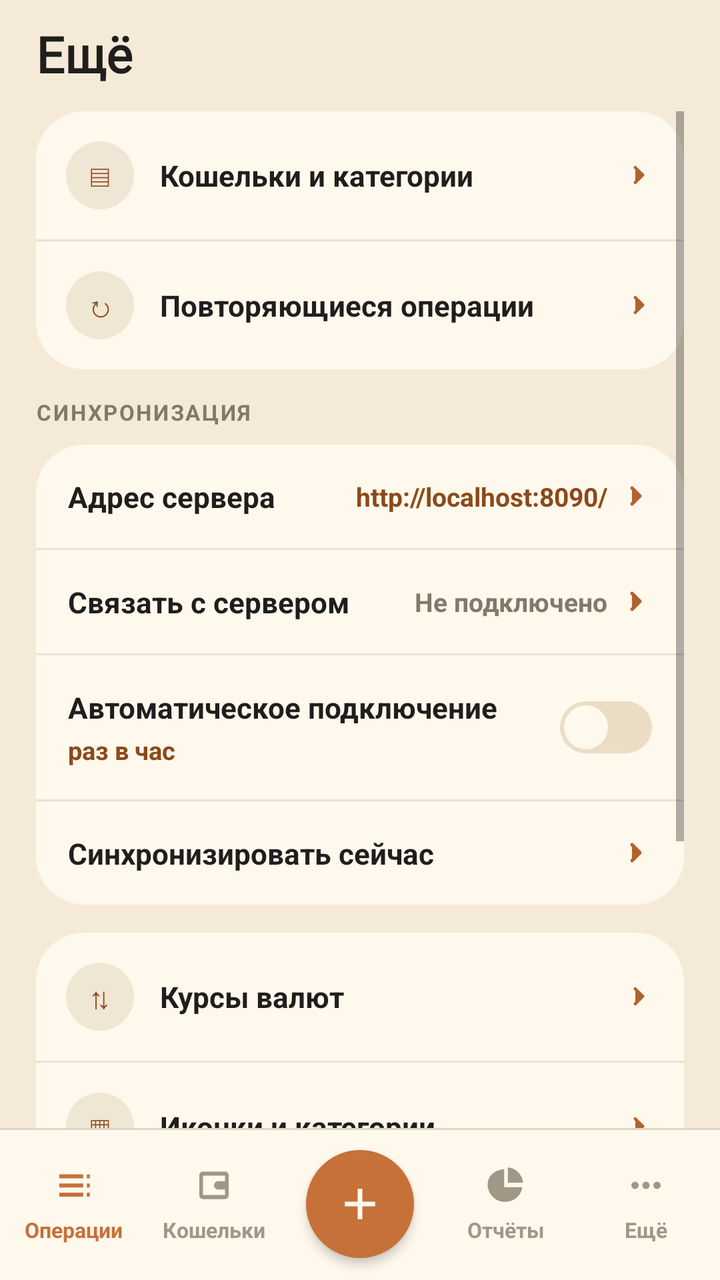
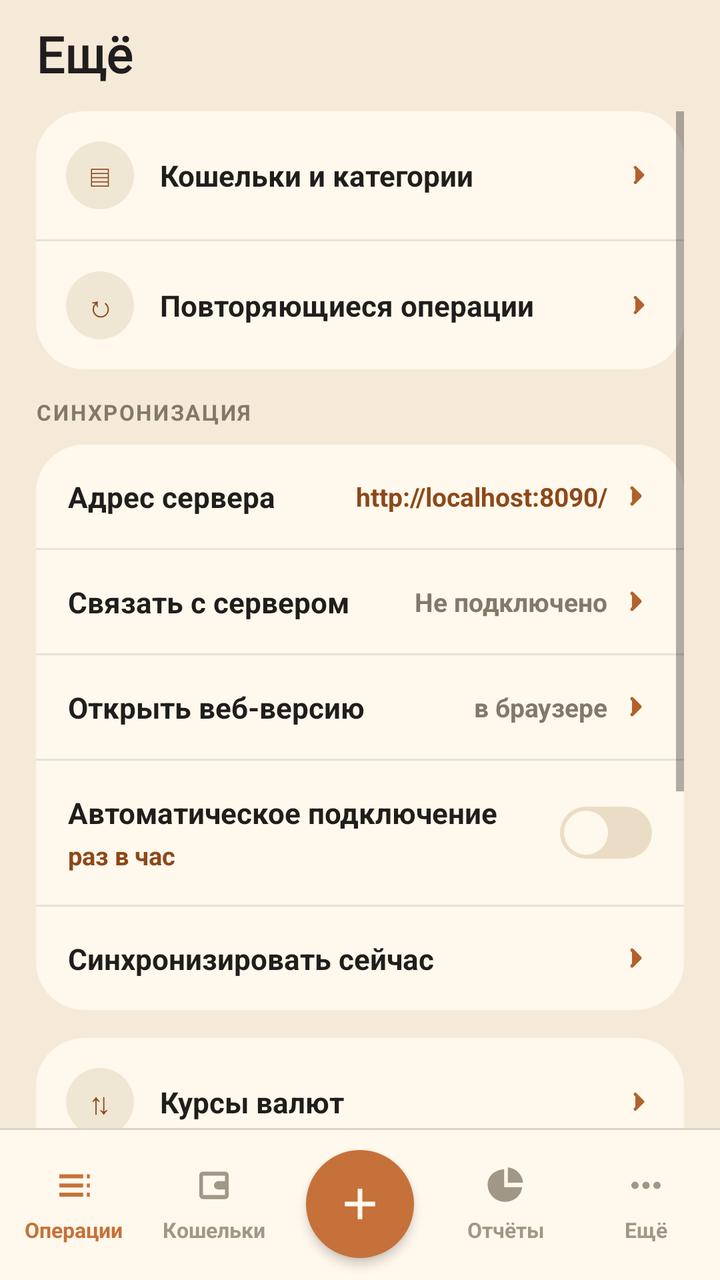

Screens rendered from an Android XML layout before and after an edit, with the pre-edit source and the edit as a unified diff.
<!-- AndroidManifest.xml: activity theme AppTheme.NoActionBar -->
<!-- res/layout/activity_more.xml -->
<?xml version="1.0" encoding="utf-8"?>
<RelativeLayout xmlns:android="http://schemas.android.com/apk/res/android"
    android:layout_width="match_parent"
    android:layout_height="match_parent"
    android:background="@color/colorBackground">

    <TextView
        android:id="@+id/title"
        android:layout_width="match_parent"
        android:layout_height="wrap_content"
        android:paddingLeft="18dp"
        android:paddingRight="18dp"
        android:paddingTop="10dp"
        android:paddingBottom="12dp"
        android:text="Ещё"
        android:textSize="25sp"
        android:textStyle="bold"
        android:fontFamily="@font/caprasimo"
        android:textColor="@color/colorTextPrimary"/>

    <ScrollView
        android:layout_width="match_parent"
        android:layout_height="wrap_content"
        android:layout_below="@id/title"
        android:layout_above="@id/bottomNav"
        android:paddingLeft="18dp"
        android:paddingRight="18dp">

        <LinearLayout
            android:layout_width="match_parent"
            android:layout_height="wrap_content"
            android:orientation="vertical"
            android:paddingBottom="24dp">

            <LinearLayout
                android:id="@+id/rowAccountsCard"
                android:layout_width="match_parent"
                android:layout_height="wrap_content"
                android:orientation="vertical"
                android:background="@drawable/bg_card"
                android:layout_marginBottom="14dp">

                <LinearLayout android:id="@+id/rowAccounts" style="@style/MoreRow" android:onClick="onMoreAccounts">
                    <TextView style="@style/MoreRowGlyph" android:text="▤"/>
                    <TextView style="@style/MoreRowLabel" android:text="Кошельки и категории"/>
                    <ImageView style="@style/MoreRowChevron"/>
                </LinearLayout>
                <View style="@style/MoreRowDivider"/>

                <LinearLayout android:id="@+id/rowRecurring" style="@style/MoreRow" android:onClick="onMoreRecurring">
                    <TextView style="@style/MoreRowGlyph" android:text="↻"/>
                    <TextView style="@style/MoreRowLabel" android:text="Повторяющиеся операции"/>
                    <ImageView style="@style/MoreRowChevron"/>
                </LinearLayout>
            </LinearLayout>

            
            <TextView style="@style/SettingsGroupLabel" android:text="СИНХРОНИЗАЦИЯ"/>
            <LinearLayout
                android:layout_width="match_parent"
                android:layout_height="wrap_content"
                android:orientation="vertical"
                android:background="@drawable/bg_card"
                android:layout_marginBottom="14dp">

                <LinearLayout
                    android:id="@+id/rowServerUrl"
                    android:layout_width="match_parent"
                    android:layout_height="wrap_content"
                    android:orientation="horizontal"
                    android:gravity="center_vertical"
                    android:padding="16dp"
                    android:onClick="onPickServerUrl">

                    <TextView
                        android:layout_width="0dp"
                        android:layout_height="wrap_content"
                        android:layout_weight="1"
                        android:text="Адрес сервера"
                        android:textSize="14.5sp"
                        android:textStyle="bold"
                        android:textColor="@color/colorTextPrimary"/>

                    <TextView
                        android:id="@+id/serverUrlValue"
                        android:layout_width="wrap_content"
                        android:layout_height="wrap_content"
                        android:text="http://localhost:8090/"
                        android:textSize="13sp"
                        android:textStyle="bold"
                        android:textColor="@color/colorexpanse"
                        android:layout_marginEnd="6dp"/>

                    <ImageView
                        android:layout_width="16dp"
                        android:layout_height="16dp"
                        android:src="@drawable/ic_chevron_right"/>
                </LinearLayout>

                <View style="@style/MoreRowDivider"/>

                <LinearLayout
                    android:id="@+id/rowLinkServer"
                    android:layout_width="match_parent"
                    android:layout_height="wrap_content"
                    android:orientation="horizontal"
                    android:gravity="center_vertical"
                    android:padding="16dp"
                    android:onClick="onLinkServer">

                    <TextView
                        android:layout_width="0dp"
                        android:layout_height="wrap_content"
                        android:layout_weight="1"
                        android:text="Связать с сервером"
                        android:textSize="14.5sp"
                        android:textStyle="bold"
                        android:textColor="@color/colorTextPrimary"/>

                    <TextView
                        android:id="@+id/linkStatusValue"
                        android:layout_width="wrap_content"
                        android:layout_height="wrap_content"
                        android:text="Не подключено"
                        android:textSize="13sp"
                        android:textStyle="bold"
                        android:textColor="@color/colorTextSecondary"
                        android:layout_marginEnd="6dp"/>

                    <ImageView
                        android:layout_width="16dp"
                        android:layout_height="16dp"
                        android:src="@drawable/ic_chevron_right"/>
                </LinearLayout>

                <View style="@style/MoreRowDivider"/>

                <LinearLayout
                    android:layout_width="match_parent"
                    android:layout_height="wrap_content"
                    android:orientation="horizontal"
                    android:gravity="center_vertical"
                    android:padding="16dp">

                    <LinearLayout
                        android:layout_width="0dp"
                        android:layout_height="wrap_content"
                        android:layout_weight="1"
                        android:orientation="vertical">

                        <TextView
                            android:layout_width="wrap_content"
                            android:layout_height="wrap_content"
                            android:text="Автоматическое подключение"
                            android:textSize="14.5sp"
                            android:textStyle="bold"
                            android:textColor="@color/colorTextPrimary"/>

                        <TextView
                            android:id="@+id/rowAutoConnectInterval"
                            android:layout_width="wrap_content"
                            android:layout_height="wrap_content"
                            android:layout_marginTop="3dp"
                            android:text="раз в час"
                            android:textSize="12.5sp"
                            android:textStyle="bold"
                            android:textColor="@color/colorexpanse"
                            android:onClick="onPickAutoConnectInterval"/>
                    </LinearLayout>

                    <FrameLayout
                        android:id="@+id/switchAutoConnect"
                        android:layout_width="46dp"
                        android:layout_height="26dp"
                        android:background="@drawable/bg_switch_off"
                        android:onClick="onToggleAutoConnect">
                        <View
                            android:id="@+id/switchAutoConnectThumb"
                            android:layout_width="22dp"
                            android:layout_height="22dp"
                            android:layout_margin="2dp"
                            android:background="@drawable/bg_switch_thumb"/>
                    </FrameLayout>
                </LinearLayout>

                <View style="@style/MoreRowDivider"/>

                <LinearLayout
                    android:id="@+id/rowSyncNow"
                    android:layout_width="match_parent"
                    android:layout_height="wrap_content"
                    android:orientation="horizontal"
                    android:gravity="center_vertical"
                    android:padding="16dp"
                    android:onClick="onSyncNow">

                    <TextView
                        android:layout_width="0dp"
                        android:layout_height="wrap_content"
                        android:layout_weight="1"
                        android:text="Синхронизировать сейчас"
                        android:textSize="14.5sp"
                        android:textStyle="bold"
                        android:textColor="@color/colorTextPrimary"/>

                    <TextView
                        android:id="@+id/syncNowStatus"
                        android:layout_width="wrap_content"
                        android:layout_height="wrap_content"
                        android:text=""
                        android:textSize="13sp"
                        android:textStyle="bold"
                        android:textColor="@color/colorTextSecondary"
                        android:layout_marginEnd="6dp"/>

                    <ImageView
                        android:layout_width="16dp"
                        android:layout_height="16dp"
                        android:src="@drawable/ic_chevron_right"/>
                </LinearLayout>
            </LinearLayout>

            <LinearLayout
                android:id="@+id/moreList"
                android:layout_width="match_parent"
                android:layout_height="wrap_content"
                android:orientation="vertical"
                android:background="@drawable/bg_card"
                android:layout_marginBottom="14dp">

                
                <LinearLayout android:id="@+id/rowRates" style="@style/MoreRow" android:onClick="onMoreRates">
                    <TextView style="@style/MoreRowGlyph" android:text="⇅"/>
                    <TextView style="@style/MoreRowLabel" android:text="Курсы валют"/>
                    <ImageView style="@style/MoreRowChevron"/>
                </LinearLayout>
                <View style="@style/MoreRowDivider"/>

                <LinearLayout android:id="@+id/rowIcons" style="@style/MoreRow" android:onClick="onMoreIcons">
                    <TextView style="@style/MoreRowGlyph" android:text="▦"/>
                    <TextView style="@style/MoreRowLabel" android:text="Иконки и категории"/>
                    <ImageView style="@style/MoreRowChevron"/>
                </LinearLayout>
                <View style="@style/MoreRowDivider"/>

                <LinearLayout android:id="@+id/rowImport" style="@style/MoreRow" android:onClick="onMoreImport">
                    <TextView style="@style/MoreRowGlyph" android:text="↧"/>
                    <TextView style="@style/MoreRowLabel" android:text="Импорт из файла"/>
                    <ImageView style="@style/MoreRowChevron"/>
                </LinearLayout>
                <View style="@style/MoreRowDivider"/>

                <LinearLayout android:id="@+id/rowSettings" style="@style/MoreRow" android:onClick="onMoreSettings">
                    <TextView style="@style/MoreRowGlyph" android:text="⛭"/>
                    <TextView style="@style/MoreRowLabel" android:text="Настройки"/>
                    <ImageView style="@style/MoreRowChevron"/>
                </LinearLayout>
            </LinearLayout>
        </LinearLayout>
    </ScrollView>

    <include android:id="@+id/bottomNav" layout="@layout/view_bottom_nav"/>
</RelativeLayout>
<!-- res/layout/view_bottom_nav.xml (included above) -->
<?xml version="1.0" encoding="utf-8"?>
<FrameLayout xmlns:android="http://schemas.android.com/apk/res/android"
    android:id="@+id/bottomNav"
    android:layout_width="match_parent"
    android:layout_height="76dp"
    android:layout_alignParentBottom="true"
    android:layout_gravity="bottom"
    android:background="@drawable/bg_bottom_nav"
    android:elevation="8dp">

    <LinearLayout
        android:layout_width="match_parent"
        android:layout_height="match_parent"
        android:orientation="horizontal"
        android:paddingLeft="2dp"
        android:paddingRight="2dp">

        <LinearLayout
            android:id="@+id/navOps"
            android:layout_width="0dp"
            android:layout_height="match_parent"
            android:layout_weight="1"
            android:background="@drawable/bg_nav_tab"
            android:clickable="true"
            android:focusable="true"
            android:gravity="center"
            android:orientation="vertical"
            android:onClick="navOperations">

            <ImageView
                android:layout_width="22dp"
                android:layout_height="22dp"
                android:src="@drawable/ic_nav_ops"
                android:tint="@color/colorPrimary"/>

            <TextView
                android:layout_width="wrap_content"
                android:layout_height="wrap_content"
                android:layout_marginTop="4dp"
                android:text="Операции"
                android:textSize="10.5sp"
                android:textStyle="bold"
                android:textColor="@color/colorPrimary"/>
        </LinearLayout>

        <LinearLayout
            android:id="@+id/navWallets"
            android:layout_width="0dp"
            android:layout_height="match_parent"
            android:layout_weight="1"
            android:background="@drawable/bg_nav_tab"
            android:clickable="true"
            android:focusable="true"
            android:gravity="center"
            android:orientation="vertical"
            android:onClick="navWallets">

            <ImageView
                android:layout_width="22dp"
                android:layout_height="22dp"
                android:src="@drawable/ic_nav_wallets"
                android:tint="@color/colorTextHint"/>

            <TextView
                android:layout_width="wrap_content"
                android:layout_height="wrap_content"
                android:layout_marginTop="4dp"
                android:text="Кошельки"
                android:textSize="10.5sp"
                android:textStyle="bold"
                android:textColor="@color/colorTextHint"/>
        </LinearLayout>

        
        <View
            android:layout_width="76dp"
            android:layout_height="match_parent"/>

        <LinearLayout
            android:id="@+id/navReport"
            android:layout_width="0dp"
            android:layout_height="match_parent"
            android:layout_weight="1"
            android:background="@drawable/bg_nav_tab"
            android:clickable="true"
            android:focusable="true"
            android:gravity="center"
            android:orientation="vertical"
            android:onClick="navReport">

            <ImageView
                android:layout_width="22dp"
                android:layout_height="22dp"
                android:src="@drawable/ic_nav_report"
                android:tint="@color/colorTextHint"/>

            <TextView
                android:layout_width="wrap_content"
                android:layout_height="wrap_content"
                android:layout_marginTop="4dp"
                android:text="Отчёты"
                android:textSize="10.5sp"
                android:textStyle="bold"
                android:textColor="@color/colorTextHint"/>
        </LinearLayout>

        <LinearLayout
            android:id="@+id/navMore"
            android:layout_width="0dp"
            android:layout_height="match_parent"
            android:layout_weight="1"
            android:background="@drawable/bg_nav_tab"
            android:clickable="true"
            android:focusable="true"
            android:gravity="center"
            android:orientation="vertical"
            android:onClick="navMore">

            <ImageView
                android:layout_width="22dp"
                android:layout_height="22dp"
                android:src="@drawable/ic_nav_more"
                android:tint="@color/colorTextHint"/>

            <TextView
                android:layout_width="wrap_content"
                android:layout_height="wrap_content"
                android:layout_marginTop="4dp"
                android:text="Ещё"
                android:textSize="10.5sp"
                android:textStyle="bold"
                android:textColor="@color/colorTextHint"/>
        </LinearLayout>

    </LinearLayout>

    
    <ImageButton
        android:id="@+id/btnAddTran"
        android:layout_width="54dp"
        android:layout_height="54dp"
        android:layout_gravity="center_horizontal|bottom"
        android:layout_marginBottom="11dp"
        android:background="@drawable/bg_nav_add"
        android:contentDescription="Добавить операцию"
        android:elevation="3dp"
        android:padding="14dp"
        android:scaleType="fitCenter"
        android:src="@drawable/ic_nav_add"
        android:tint="@color/colorSurface"
        android:onClick="btnOperationAdd"/>

</FrameLayout>
<!-- resources referenced by this layout -->
<resources>
  <color name="colorBackground">#F5EAD8</color>
  <color name="colorPrimary">#C67139</color>
  <color name="colorSurface">#FFF8EC</color>
  <color name="colorTextHint">#A19786</color>
  <color name="colorTextPrimary">#201E1D</color>
  <color name="colorTextSecondary">#82796A</color>
  <color name="colorexpanse">#8C491A</color>
  <!-- drawable bg_card (drawable) -->
  <?xml version="1.0" encoding="utf-8"?>
  <shape xmlns:android="http://schemas.android.com/apk/res/android">
      <solid android:color="@color/colorSurface"/>
      <corners android:radius="24dp"/>
  </shape>
  <!-- drawable bg_nav_add (drawable) -->
  <?xml version="1.0" encoding="utf-8"?>
  <ripple xmlns:android="http://schemas.android.com/apk/res/android"
      android:color="@color/colorPrimaryDark">
      <item>
          <shape android:shape="oval">
              <solid android:color="@color/colorPrimary"/>
          </shape>
      </item>
  </ripple>
  <!-- drawable bg_nav_tab (drawable) -->
  <?xml version="1.0" encoding="utf-8"?>
  <ripple xmlns:android="http://schemas.android.com/apk/res/android"
      android:color="@color/colorSurfaceAlt">
      <item android:drawable="@android:color/transparent"/>
  </ripple>
  <!-- drawable bg_switch_off (drawable) -->
  <?xml version="1.0" encoding="utf-8"?>
  <shape xmlns:android="http://schemas.android.com/apk/res/android">
      <solid android:color="@color/colorSurfaceAlt"/>
      <corners android:radius="999dp"/>
  </shape>
  <!-- drawable bg_switch_thumb (drawable) -->
  <?xml version="1.0" encoding="utf-8"?>
  <shape xmlns:android="http://schemas.android.com/apk/res/android"
      android:shape="oval">
      <solid android:color="@color/colorSurface"/>
  </shape>
  <!-- drawable ic_nav_add (drawable) -->
  <?xml version="1.0" encoding="utf-8"?>
  <vector xmlns:android="http://schemas.android.com/apk/res/android"
      android:width="24dp"
      android:height="24dp"
      android:viewportWidth="24"
      android:viewportHeight="24">
      <path
          android:fillColor="#FFFFFF"
          android:pathData="M10.9,5h2.2v5.9H19v2.2h-5.9V19h-2.2v-5.9H5v-2.2h5.9z"/>
  </vector>
  <style name="MoreRow">
          <item name="android:layout_width">match_parent</item>
          <item name="android:layout_height">wrap_content</item>
          <item name="android:orientation">horizontal</item>
          <item name="android:gravity">center_vertical</item>
          <item name="android:padding">15dp</item>
          <item name="android:background">?android:attr/selectableItemBackground</item>
      </style>
  <style name="MoreRowChevron">
          <item name="android:layout_width">15dp</item>
          <item name="android:layout_height">15dp</item>
          <item name="android:src">@drawable/ic_chevron_right</item>
      </style>
  <style name="MoreRowDivider">
          <item name="android:layout_width">match_parent</item>
          <item name="android:layout_height">1dp</item>
          <item name="android:background">@color/colorDivider</item>
      </style>
  <style name="MoreRowGlyph">
          <item name="android:layout_width">34dp</item>
          <item name="android:layout_height">34dp</item>
          <item name="android:background">@drawable/bg_icon_circle</item>
          <item name="android:gravity">center</item>
          <item name="android:textSize">15sp</item>
          <item name="android:textColor">@color/colorexpanse</item>
      </style>
  <style name="AppTheme.NoActionBar">
          <item name="windowActionBar">false</item>
          <item name="windowNoTitle">true</item>
      </style>
  <color name="colorDivider">#1A201E1D</color>
  <color name="colorPrimaryDark">#B2622D</color>
  <color name="colorSurfaceAlt">#EBDDC5</color>
  <!-- drawable bg_icon_circle (drawable) -->
  <?xml version="1.0" encoding="utf-8"?>
  <shape xmlns:android="http://schemas.android.com/apk/res/android"
      android:shape="oval">
      <solid android:color="@color/colorIconCircle"/>
  </shape>
  <color name="colorIconCircle">#F0E6D4</color>
  <!-- unchanged entries left out for length: 8 -->
</resources>

<!-- the commit's change to res/layout/activity_more.xml (unified diff, before → after) -->
@@ -122,6 +122,42 @@
                         android:layout_width="wrap_content"
                         android:layout_height="wrap_content"
                         android:text="Не подключено"
+                        android:textSize="13sp"
+                        android:textStyle="bold"
+                        android:textColor="@color/colorTextSecondary"
+                        android:layout_marginEnd="6dp"/>
+
+                    <ImageView
+                        android:layout_width="16dp"
+                        android:layout_height="16dp"
+                        android:src="@drawable/ic_chevron_right"/>
+                </LinearLayout>
+
+                <View style="@style/MoreRowDivider"/>
+
+                
+                <LinearLayout
+                    android:id="@+id/rowOpenWeb"
+                    android:layout_width="match_parent"
+                    android:layout_height="wrap_content"
+                    android:orientation="horizontal"
+                    android:gravity="center_vertical"
+                    android:padding="16dp"
+                    android:onClick="onOpenWeb">
+
+                    <TextView
+                        android:layout_width="0dp"
+                        android:layout_height="wrap_content"
+                        android:layout_weight="1"
+                        android:text="Открыть веб-версию"
+                        android:textSize="14.5sp"
+                        android:textStyle="bold"
+                        android:textColor="@color/colorTextPrimary"/>
+
+                    <TextView
+                        android:layout_width="wrap_content"
+                        android:layout_height="wrap_content"
+                        android:text="в браузере"
                         android:textSize="13sp"
                         android:textStyle="bold"
                         android:textColor="@color/colorTextSecondary"
